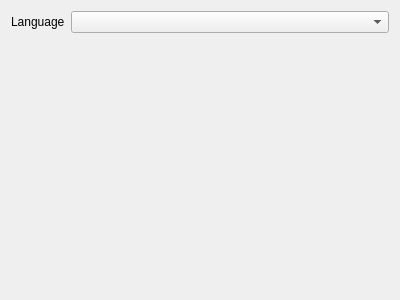
Before: the Qt Designer form designer/dialog_settings.ui in funway/TransferDog, drawn with Qt 5.
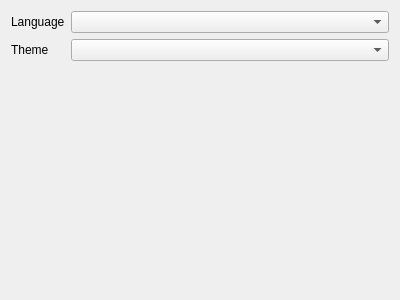
After: the same form once the commit is applied.

Commit message: update: theme switch

```diff
--- a/designer/dialog_settings.ui
+++ b/designer/dialog_settings.ui
@@ -26,6 +26,16 @@
      <item row="0" column="1">
       <widget class="QComboBox" name="comb_language"/>
      </item>
+     <item row="1" column="0">
+      <widget class="QLabel" name="label_2">
+       <property name="text">
+        <string>Theme</string>
+       </property>
+      </widget>
+     </item>
+     <item row="1" column="1">
+      <widget class="QComboBox" name="comb_theme"/>
+     </item>
     </layout>
    </item>
   </layout>
```
The commit also changes 18 other files.
